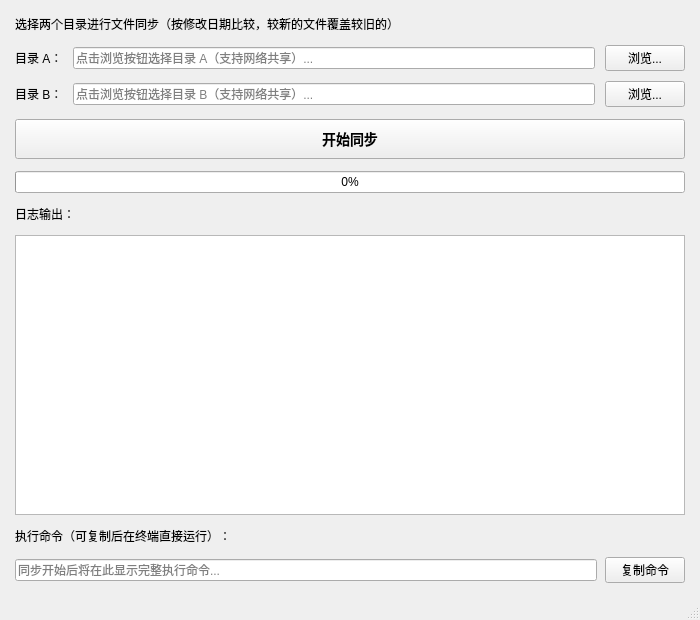
Qt form main_window.ui (weng3998home/FolderSync) before a commit.
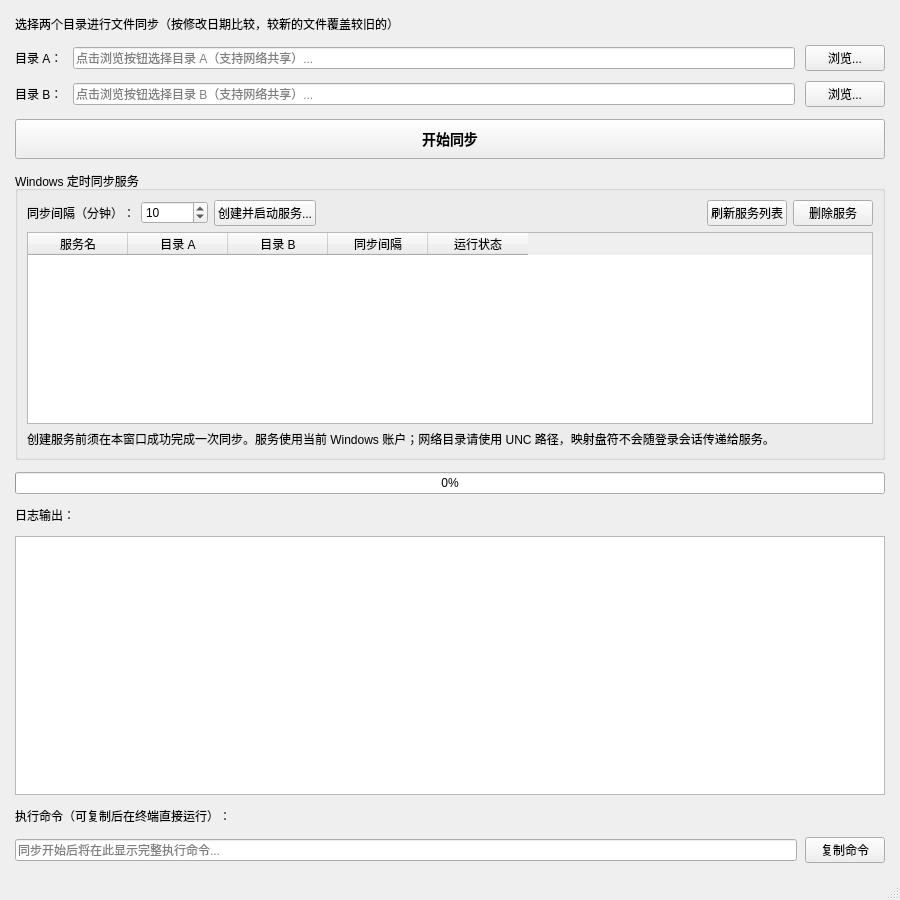
The same form after that commit.

Patch:
```diff
--- a/main_window.ui
+++ b/main_window.ui
@@ -6,8 +6,8 @@
    <rect>
     <x>0</x>
     <y>0</y>
-    <width>700</width>
-    <height>620</height>
+    <width>900</width>
+    <height>900</height>
    </rect>
   </property>
   <property name="windowTitle">
@@ -111,6 +111,127 @@
       </property>
      </widget>
     </item>
+    <item>
+     <widget class="QGroupBox" name="service_group">
+      <property name="title">
+       <string>Windows 定时同步服务</string>
+      </property>
+      <layout class="QVBoxLayout" name="service_layout">
+       <item>
+        <layout class="QHBoxLayout" name="service_controls_layout">
+         <item>
+          <widget class="QLabel" name="label_service_interval">
+           <property name="text">
+            <string>同步间隔（分钟）：</string>
+           </property>
+          </widget>
+         </item>
+         <item>
+          <widget class="QSpinBox" name="spin_service_interval">
+           <property name="minimum">
+            <number>1</number>
+           </property>
+           <property name="maximum">
+            <number>2147483647</number>
+           </property>
+           <property name="value">
+            <number>10</number>
+           </property>
+          </widget>
+         </item>
+         <item>
+          <widget class="QPushButton" name="btn_create_service">
+           <property name="text">
+            <string>创建并启动服务...</string>
+           </property>
+          </widget>
+         </item>
+         <item>
+          <spacer name="service_controls_spacer">
+           <property name="orientation">
+            <enum>Qt::Horizontal</enum>
+           </property>
+           <property name="sizeHint" stdset="0">
+            <size>
+             <width>40</width>
+             <height>20</height>
+            </size>
+           </property>
+          </spacer>
+         </item>
+         <item>
+          <widget class="QPushButton" name="btn_refresh_services">
+           <property name="text">
+            <string>刷新服务列表</string>
+           </property>
+          </widget>
+         </item>
+         <item>
+          <widget class="QPushButton" name="btn_delete_service">
+           <property name="text">
+            <string>删除服务</string>
+           </property>
+          </widget>
+         </item>
+        </layout>
+       </item>
+       <item>
+        <widget class="QTableWidget" name="service_table">
+         <property name="minimumSize">
+          <size>
+           <width>0</width>
+           <height>120</height>
+          </size>
+         </property>
+         <property name="editTriggers">
+          <set>QAbstractItemView::NoEditTriggers</set>
+         </property>
+         <property name="selectionBehavior">
+          <enum>QAbstractItemView::SelectRows</enum>
+         </property>
+         <property name="selectionMode">
+          <enum>QAbstractItemView::SingleSelection</enum>
+         </property>
+         <column>
+          <property name="text">
+           <string>服务名</string>
+          </property>
+         </column>
+         <column>
+          <property name="text">
+           <string>目录 A</string>
+          </property>
+         </column>
+         <column>
+          <property name="text">
+           <string>目录 B</string>
+          </property>
+         </column>
+         <column>
+          <property name="text">
+           <string>同步间隔</string>
+          </property>
+         </column>
+         <column>
+          <property name="text">
+           <string>运行状态</string>
+          </property>
+         </column>
+        </widget>
+       </item>
+       <item>
+        <widget class="QLabel" name="label_service_note">
+         <property name="wordWrap">
+          <bool>true</bool>
+         </property>
+         <property name="text">
+          <string>创建服务前须在本窗口成功完成一次同步。服务使用当前 Windows 账户；网络目录请使用 UNC 路径，映射盘符不会随登录会话传递给服务。</string>
+         </property>
+        </widget>
+       </item>
+      </layout>
+     </widget>
+    </item>
     <item>
      <widget class="QProgressBar" name="progress_bar">
       <property name="value">
```
